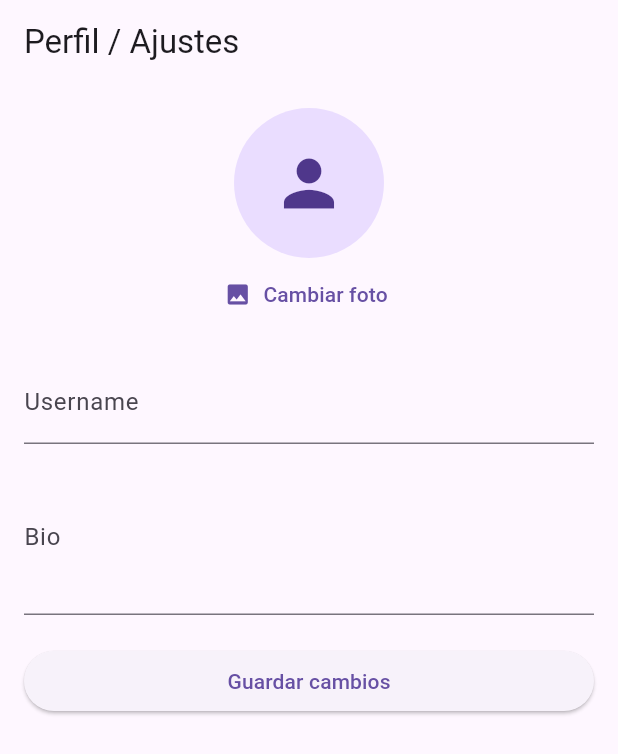
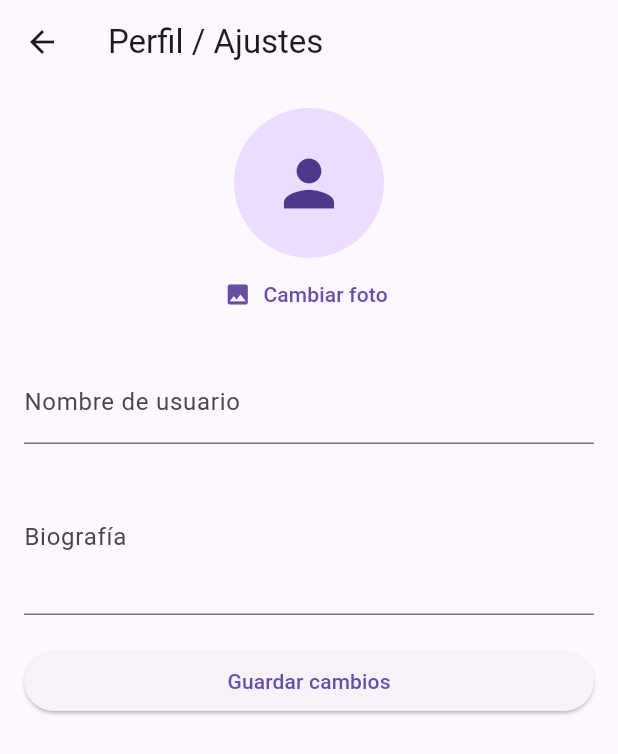
Before and after one commit to lauribla/SoftwareII-BeerSP, a Flutter app: the PerfilAjustesScreen screen opened by its route, on a phone screen of 412 x 824 dp. Shown: the top 754 px of the screen. Run offline on Flutter 3.47's test engine with Material 3 defaults, Android fonts, the phone set to English and light mode, and no system bars; our stand-ins replace cloud_firestore, firebase_auth, firebase_core, firebase_storage, go_router, image_picker; accounts and stored records are empty.

```diff
--- a/lib/PerfilAjustes.dart
+++ b/lib/PerfilAjustes.dart
@@ -14,6 +14,7 @@ class PerfilAjustesScreen extends StatefulWidget {
 }
 
 class _PerfilAjustesScreenState extends State<PerfilAjustesScreen> {
+  final _formKey = GlobalKey<FormState>();
   final _usernameCtrl = TextEditingController();
   final _bioCtrl = TextEditingController();
   File? _imageFile;
@@ -46,13 +47,17 @@ class _PerfilAjustesScreenState extends State<PerfilAjustesScreen> {
   }
 
   Future<void> _saveProfile() async {
+    if (!_formKey.currentState!.validate()) return;
+
     setState(() => _loading = true);
     try {
-      final uid = FirebaseAuth.instance.currentUser?.uid;
-      if (uid == null) throw Exception("Usuario no logueado");
+      final user = FirebaseAuth.instance.currentUser;
+      if (user == null) throw Exception("Usuario no logueado");
+      final uid = user.uid;
 
       String? photoUrl = await _uploadImage(uid);
 
+      // 🔄 Actualizar en Firestore
       await FirebaseFirestore.instance.collection('users').doc(uid).update({
         'username': _usernameCtrl.text.trim(),
         'bio': _bioCtrl.text.trim(),
@@ -60,11 +65,15 @@ class _PerfilAjustesScreenState extends State<PerfilAjustesScreen> {
         'updatedAt': FieldValue.serverTimestamp(),
       });
 
+      // 🔄 También en FirebaseAuth
+      await user.updateDisplayName(_usernameCtrl.text.trim());
+      if (photoUrl != null) await user.updatePhotoURL(photoUrl);
+
       if (mounted) {
         ScaffoldMessenger.of(context).showSnackBar(
           const SnackBar(content: Text("Perfil actualizado")),
         );
-        context.go('/');
+        context.pop(); // vuelve atrás al Home
       }
     } catch (e) {
       ScaffoldMessenger.of(context).showSnackBar(
@@ -83,10 +92,17 @@ class _PerfilAjustesScreenState extends State<PerfilAjustesScreen> {
 
   @override
   Widget build(BuildContext context) {
+    final uid = FirebaseAuth.instance.currentUser?.uid;
+
     return Scaffold(
-      appBar: AppBar(title: const Text("Perfil / Ajustes")),
+      appBar: AppBar(
+        title: const Text("Perfil / Ajustes"),
+        leading: BackButton(onPressed: () => context.pop()), // 🔙 volver atrás
+      ),
       body: Padding(
         padding: const EdgeInsets.all(16.0),
+        child: Form(
+          key: _formKey,
           child: ListView(
             children: [
               if (_imageFile != null)
@@ -98,14 +114,13 @@ class _PerfilAjustesScreenState extends State<PerfilAjustesScreen> {
                 FutureBuilder<DocumentSnapshot<Map<String, dynamic>>>(
                   future: FirebaseFirestore.instance
                       .collection('users')
-                    .doc(FirebaseAuth.instance.currentUser?.uid)
+                      .doc(uid)
                       .get(),
                   builder: (context, snapshot) {
                     final photoUrl = snapshot.data?.data()?['photoUrl'];
                     return CircleAvatar(
                       radius: 50,
-                    backgroundImage:
-                        (photoUrl != null && photoUrl.isNotEmpty)
+                      backgroundImage: (photoUrl != null && photoUrl.isNotEmpty)
                           ? NetworkImage(photoUrl)
                           : null,
                       child: (photoUrl == null || photoUrl.isEmpty)
@@ -120,14 +135,17 @@ class _PerfilAjustesScreenState extends State<PerfilAjustesScreen> {
                 label: const Text("Cambiar foto"),
               ),
               const SizedBox(height: 20),
-            TextField(
+              TextFormField(
                 controller: _usernameCtrl,
-              decoration: const InputDecoration(labelText: "Username"),
+                decoration:
+                    const InputDecoration(labelText: "Nombre de usuario"),
+                validator: (v) =>
+                    v == null || v.isEmpty ? "Introduce un nombre" : null,
               ),
               const SizedBox(height: 10),
-            TextField(
+              TextFormField(
                 controller: _bioCtrl,
-              decoration: const InputDecoration(labelText: "Bio"),
+                decoration: const InputDecoration(labelText: "Biografía"),
                 maxLines: 3,
               ),
               const SizedBox(height: 20),
@@ -140,6 +158,7 @@ class _PerfilAjustesScreenState extends State<PerfilAjustesScreen> {
             ],
           ),
         ),
+      ),
     );
   }
 }
```
Also changed, not shown: lib/ActivityFeedScreen.dart (+5 -2 lines), lib/CrearCerveza.dart (+18 -6 lines), lib/Galardones.dart (+17 -21 lines), lib/HomeScreen.dart (+28 -45 lines), lib/TopDegustaciones.dart (+17 -23 lines). Lines whose indentation alone changed are shown as unchanged.
